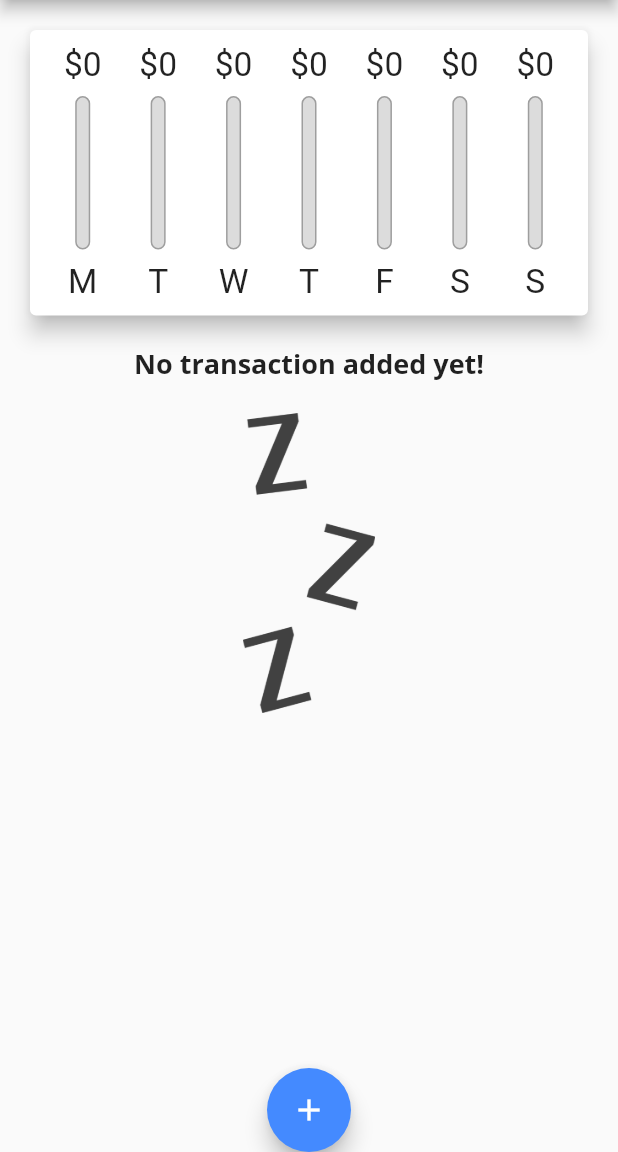
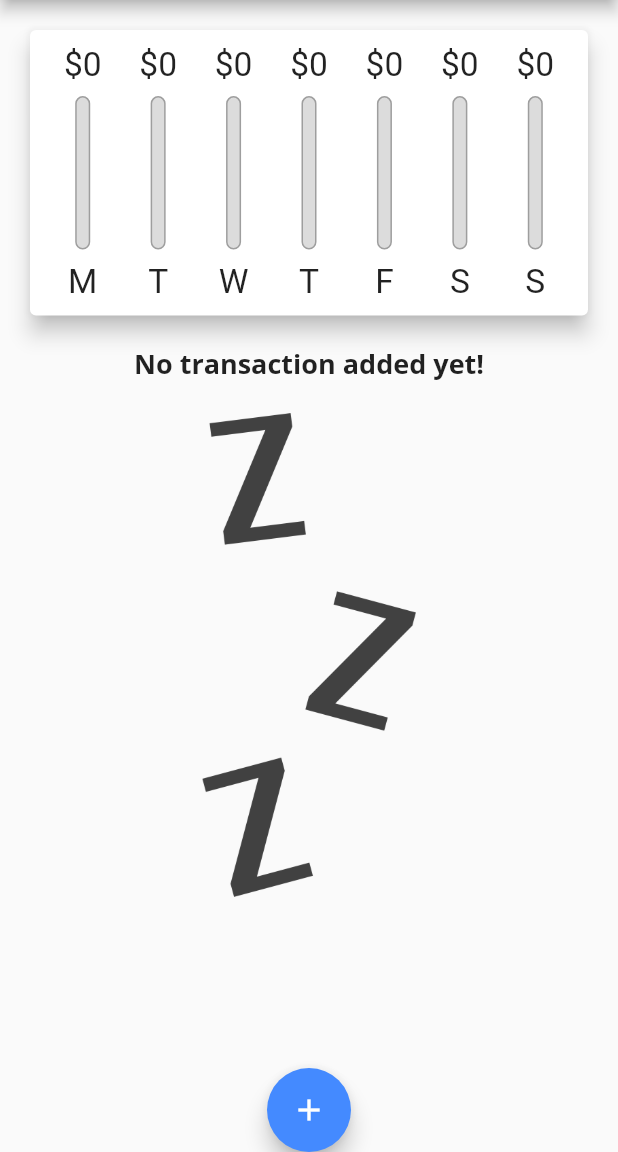
Before and after one commit to masashimorita/flutter-expenses-app, a Flutter app: the screen it shows after launch, on a phone screen of 412 x 824 dp, the part 84-1236 px from its top. Run offline on Flutter 3.47's test engine with Material 2 defaults, Android fonts, the phone set to English and light mode, and no system bars.

Commit message:
refactor: 💡 Show different UI based on device orientation

```diff
--- a/lib/main.dart
+++ b/lib/main.dart
@@ -1,10 +1,18 @@
 import 'package:flutter/material.dart';
+import 'package:flutter/services.dart';
 import './widgets/transaction_list.dart';
 import './widgets/new_transaction.dart';
 import './widgets/chart.dart';
 import './models/transaction.dart';
 
-void main() => runApp(MyApp());
+void main() {
+  // WidgetsFlutterBinding.ensureInitialized();
+  // SystemChrome.setPreferredOrientations([
+  //   DeviceOrientation.portraitUp,
+  //   DeviceOrientation.portraitDown,
+  // ]);
+  runApp(MyApp());
+}
 
 class MyApp extends StatelessWidget {
   @override
@@ -44,6 +52,7 @@ class MyHomePage extends StatefulWidget {
 
 class _MyHomePageState extends State<MyHomePage> {
   final List<Transaction> _userTransactions = [];
+  bool _showChart = false;
 
   List<Transaction> get _recentTransactions {
     return this._userTransactions.where((tx) {
@@ -89,8 +98,51 @@ class _MyHomePageState extends State<MyHomePage> {
         ratio;
   }
 
+  List<Widget> _buildPortraitWidgets(AppBar appBar) {
+    return [
+      Container(
+        height: _getWidgetHeight(appBar, 0.3),
+        child: Chart(_recentTransactions),
+      ),
+      Container(
+        height: _getWidgetHeight(appBar, 0.7),
+        child: TransactionList(_userTransactions, _deleteTransaction),
+      ),
+    ].toList();
+  }
+
+  List<Widget> _buildLandscapeWidgets(AppBar appBar) {
+    return [
+      Row(
+        mainAxisAlignment: MainAxisAlignment.center,
+        children: [
+          Text('Show Chart'),
+          Switch(
+            value: this._showChart,
+            onChanged: (val) {
+              setState(() {
+                this._showChart = val;
+              });
+            },
+          ),
+        ],
+      ),
+      this._showChart
+          ? Container(
+              height: _getWidgetHeight(appBar, 0.7),
+              child: Chart(_recentTransactions),
+            )
+          : Container(
+              height: _getWidgetHeight(appBar, 0.7),
+              child: TransactionList(_userTransactions, _deleteTransaction),
+            ),
+    ].toList();
+  }
+
   @override
   Widget build(BuildContext context) {
+    final isLandscape =
+        MediaQuery.of(context).orientation == Orientation.landscape;
     final appBar = AppBar(
       title: Text('Personal Expenses'),
       actions: <Widget>[
@@ -104,16 +156,9 @@ class _MyHomePageState extends State<MyHomePage> {
       appBar: appBar,
       body: SingleChildScrollView(
         child: Column(
-          children: <Widget>[
-            Container(
-              height: _getWidgetHeight(appBar, 0.3),
-              child: Chart(_recentTransactions),
-            ),
-            Container(
-              height: _getWidgetHeight(appBar, 0.7),
-              child: TransactionList(_userTransactions, _deleteTransaction),
-            ),
-          ],
+          children: isLandscape
+              ? _buildLandscapeWidgets(appBar)
+              : _buildPortraitWidgets(appBar),
         ),
       ),
       floatingActionButtonLocation: FloatingActionButtonLocation.centerDocked,
--- a/lib/widgets/transaction_list.dart
+++ b/lib/widgets/transaction_list.dart
@@ -8,28 +8,27 @@ class TransactionList extends StatelessWidget {
 
   TransactionList(this.transactions, this.deleteTransaction);
 
-  @override
-  Widget build(BuildContext context) {
-    return this.transactions.isEmpty
-        ? Column(
+  Widget _buildNoTransactionView () {
+    return LayoutBuilder(builder: (ctx, constraint) {
+      return Column(
         children: [
           Text(
             'No transaction added yet!',
-                style: Theme.of(context).textTheme.headline6,
+            style: Theme.of(ctx).textTheme.headline6,
           ),
           SizedBox(
             height: 20,
           ),
           Container(
-                height: 200,
+            height: constraint.maxHeight * 0.6,
             child: Image.asset(
               'assets/images/waiting.png',
               fit: BoxFit.cover,
             ),
           )
         ],
-          )
-        : _buildTransactionItems();
+      );
+    });
   }
 
   Widget _buildTransactionItems() {
@@ -73,4 +72,11 @@ class TransactionList extends StatelessWidget {
       },
     );
   }
+
+  @override
+  Widget build(BuildContext context) {
+    return this.transactions.isEmpty
+        ? _buildNoTransactionView()
+        : _buildTransactionItems();
   }
+}
```
Lines whose indentation alone changed are shown as unchanged.
